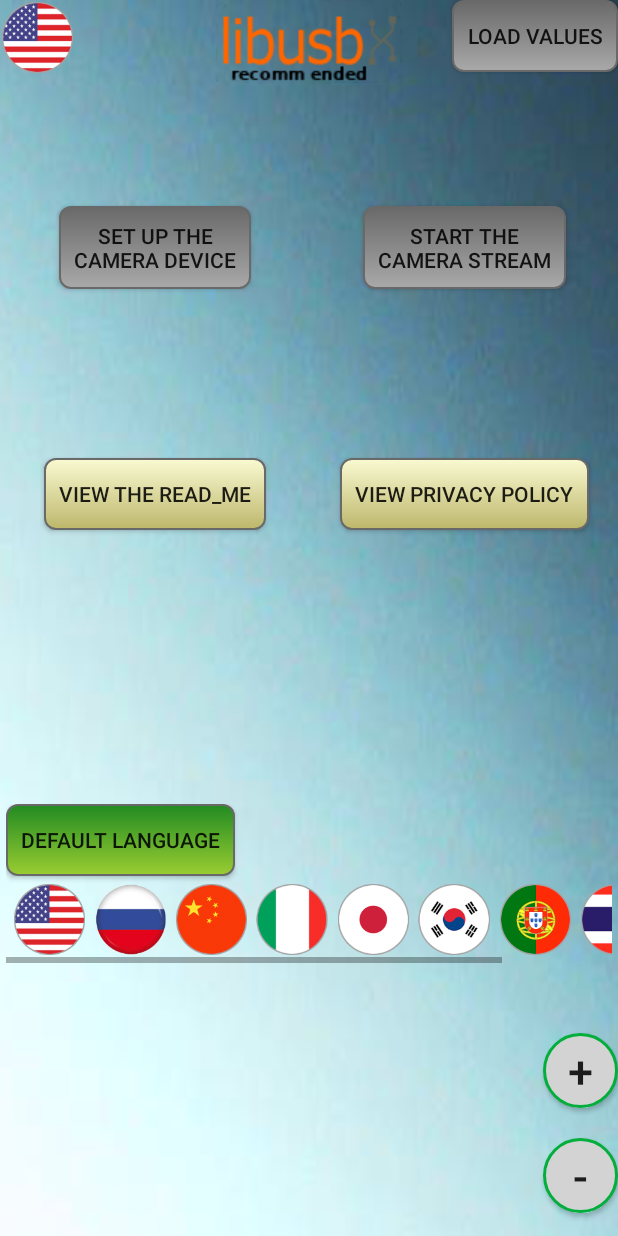
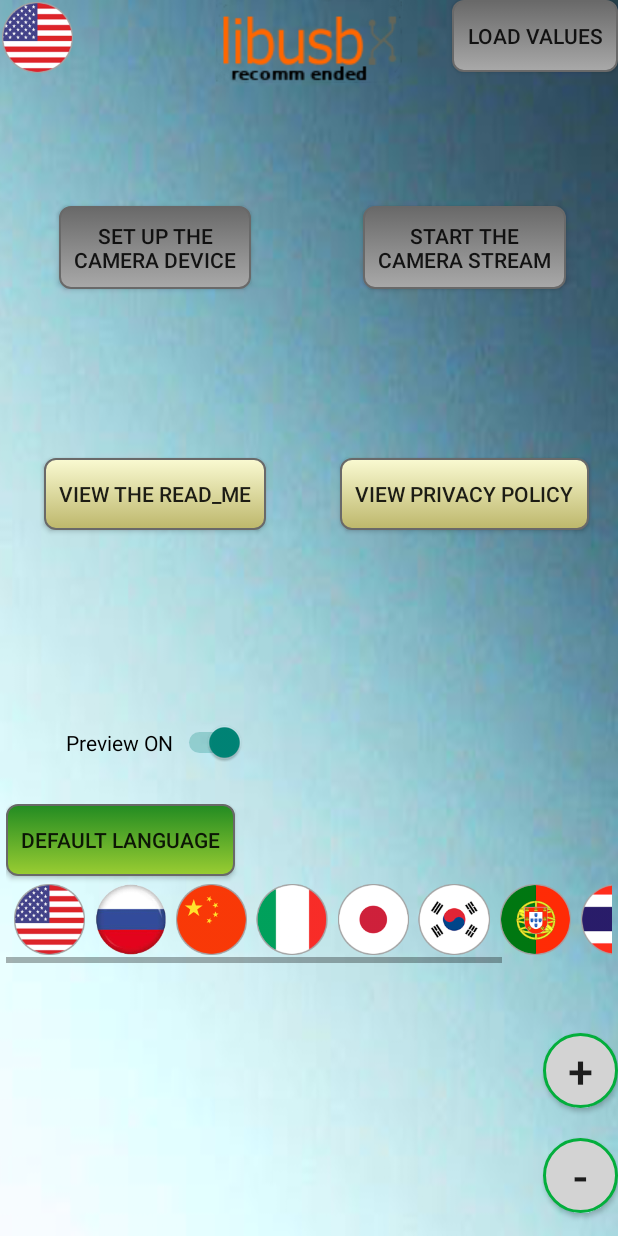
Before and after one commit to fledout-prog/newcameratrigger, an Android app: the layout layout_main.xml on its own in the app's theme, with its tools: preview values and no code run, on a phone screen of 412 x 824 dp. Run offline under Robolectric (Android 15) with nearby library versions, the phone set to English and light mode, and no system bars.

Commit message:
Add photo trigger feature: new Java files, updated Main.java and manifest
Agent-Logs-Url: https://github.com/fledout-prog/newcameratrigger/sessions/1d7bed82-f21c-46d5-b617-634e55d403c9

Co-authored-by: fledout-prog <272190758+fledout-prog@users.noreply.github.com>

```diff
--- a/app/src/main/res/layout/layout_main.xml
+++ b/app/src/main/res/layout/layout_main.xml
@@ -100,6 +100,34 @@
 
         />
 
+    <!-- Preview toggle switch -->
+    <Switch
+        android:id="@+id/previewSwitch"
+        android:layout_width="wrap_content"
+        android:layout_height="wrap_content"
+        android:text="Preview ON"
+        android:checked="true"
+        android:textSize="14sp"
+        app:layout_constraintTop_toTopOf="@id/guidelinehor3"
+        app:layout_constraintBottom_toBottomOf="@id/guidelinehor3"
+        app:layout_constraintLeft_toLeftOf="@id/guideline"
+        app:layout_constraintRight_toRightOf="@id/guideline"
+        />
+
+    <!-- Camera status / trigger hint -->
+    <TextView
+        android:id="@+id/triggerStatusText"
+        android:layout_width="0dp"
+        android:layout_height="wrap_content"
+        android:text=""
+        android:textSize="13sp"
+        android:padding="6dp"
+        android:gravity="center"
+        app:layout_constraintTop_toTopOf="@id/guidelinehor3"
+        app:layout_constraintBottom_toBottomOf="@id/guidelinehor3"
+        app:layout_constraintLeft_toLeftOf="@id/guideline2"
+        app:layout_constraintRight_toRightOf="parent"
+        />
 
     <android.support.constraint.Guideline
         android:id="@+id/guideline"
@@ -246,52 +274,4 @@
         android:checked="true"
         />
 
-    <!--
-
-   <Button
-       android:id="@+id/New"
-       android:layout_width="wrap_content"
-       android:layout_height="wrap_content"
-       android:layout_marginStart="68dp"
-       android:layout_marginLeft="68dp"
-       android:layout_marginTop="40dp"
-       android:onClick="newFile"
-       android:text="New"
-       app:layout_constraintBottom_toTopOf="@+id/setUpTheCameraButton"
-       app:layout_constraintStart_toStartOf="parent"
-       app:layout_constraintTop_toTopOf="parent" />
-
-   <Button
-       android:id="@+id/Open"
-       android:layout_width="wrap_content"
-       android:layout_height="wrap_content"
-       android:onClick="openFile"
-       android:text="Open"
-       app:layout_constraintEnd_toStartOf="@+id/Save"
-       app:layout_constraintStart_toEndOf="@+id/New"
-       app:layout_constraintTop_toTopOf="@+id/New" />
-
-   <Button
-       android:id="@+id/Save"
-       android:layout_width="wrap_content"
-       android:layout_height="wrap_content"
-       android:onClick="saveFile"
-       android:text="Save"
-       app:layout_constraintEnd_toEndOf="parent"
-       app:layout_constraintHorizontal_bias="0.706"
-       app:layout_constraintStart_toEndOf="@+id/New"
-       app:layout_constraintTop_toTopOf="@+id/New" />
-
-   <EditText
-       android:id="@+id/fileText"
-       android:layout_width="wrap_content"
-       android:layout_height="wrap_content"
-       android:ems="10"
-       android:inputType="textPersonName"
-       app:layout_constraintBottom_toTopOf="@+id/viewPrivatePolicyButton"
-       app:layout_constraintEnd_toEndOf="parent"
-       app:layout_constraintStart_toStartOf="parent"
-       app:layout_constraintTop_toBottomOf="@+id/startTheStream" />
-    -->
-
 </android.support.constraint.ConstraintLayout>
```
Also changed, not shown: app/src/main/AndroidManifest.xml (+14 -0 lines), app/src/main/java/humer/UvcCamera/CameraPhotoTriggerService.java (added, +117 -0 lines), app/src/main/java/humer/UvcCamera/CameraSettingsDB.java (added, +136 -0 lines), app/src/main/java/humer/UvcCamera/Main.java (+102 -2 lines), app/src/main/java/humer/UvcCamera/PhotoTriggerStreamActivity.java (added, +87 -0 lines).
